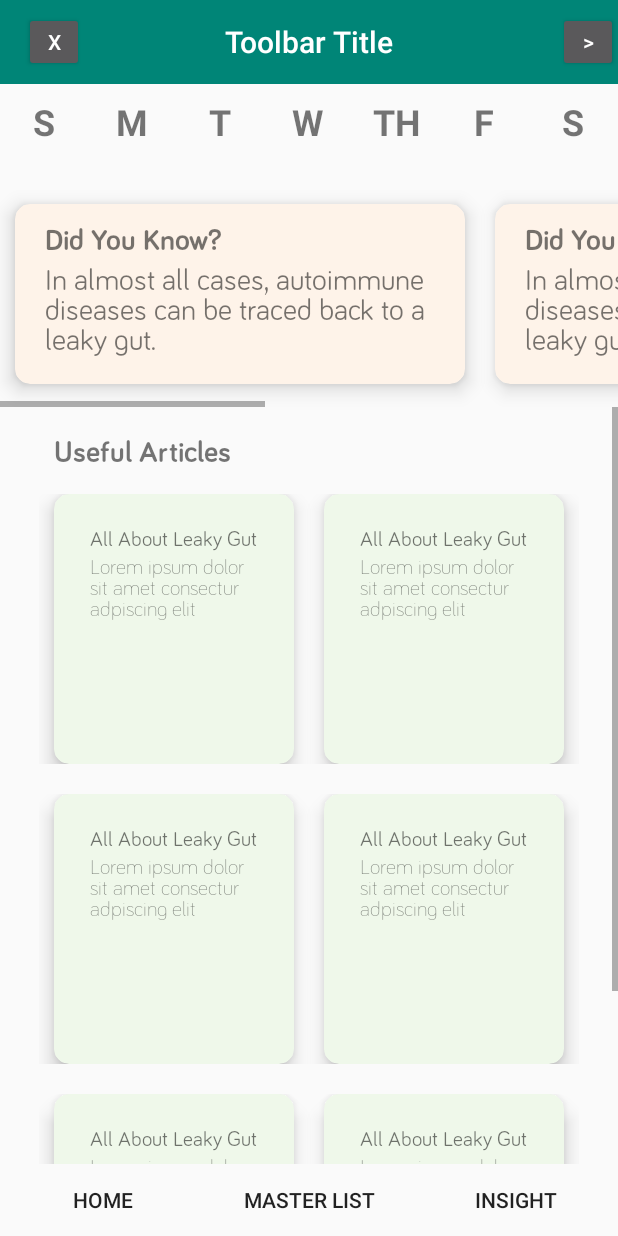
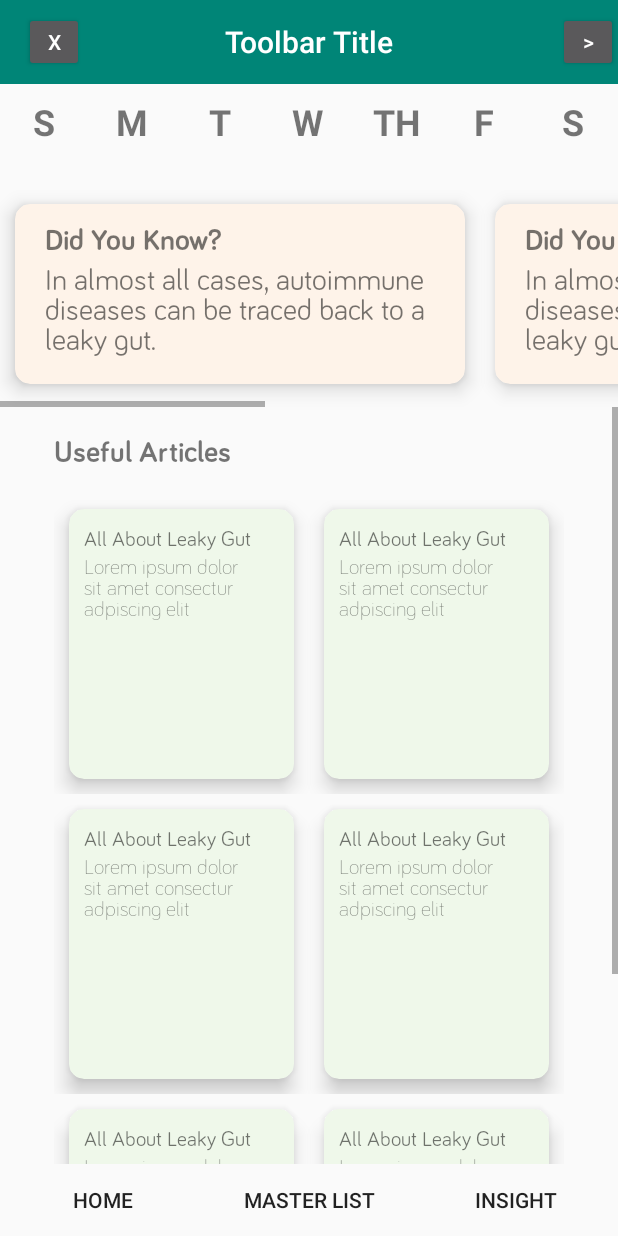
Before and after one commit to kaimalloy/Elimin8, an Android app: the fragment InsightFragment placed in its activity, on a phone screen of 412 x 824 dp. Run offline under Robolectric (Android 15) with nearby library versions, the phone set to English and light mode, and no system bars; libraries missing offline, so code that uses them is left out: com.chaquo.python; 3 statements that could not run were skipped.

Commit message:
Minor update: Just updated the Useful Article Card sizing so that the shadows don't get cut off.

```diff
--- a/app/src/main/res/layout/fragment_insight.xml
+++ b/app/src/main/res/layout/fragment_insight.xml
@@ -160,99 +160,22 @@
 
                     <TableRow
                         android:layout_width="match_parent"
-                        android:layout_height="match_parent"
-                        android:layout_marginBottom="20dp">
+                        android:layout_height="match_parent">
 
                         <androidx.cardview.widget.CardView
-                            android:layout_width="160dp"
+                            android:layout_width="150dp"
                             android:layout_height="180dp"
-                            android:layout_marginLeft="10dp"
-                            android:layout_marginRight="10dp"
+                            android:layout_margin="10dp"
                             app:cardBackgroundColor="#EFF8EA"
                             app:cardCornerRadius="10dp"
                             app:cardElevation="8dp">
 
                             <LinearLayout
-                                android:layout_width="wrap_content"
-                                android:layout_height="wrap_content"
+                                android:layout_width="match_parent"
+                                android:layout_height="match_parent"
                                 android:layout_margin="10dp"
                                 android:orientation="vertical"
-                                android:layout_gravity="center_horizontal"
-                                android:padding="10dp">
-
-                                <TextView
-                                    android:layout_width="wrap_content"
-                                    android:layout_height="wrap_content"
-                                    android:fontFamily="@font/bariol_regular"
-                                    android:text="All About Leaky Gut" />
-
-                                <TextView
-                                    android:id="@+id/textView15"
-                                    android:layout_width="match_parent"
-                                    android:layout_height="wrap_content"
-                                    android:fontFamily="@font/bariol_light"
-                                    android:text="@string/placeholder_text" />
-
-                            </LinearLayout>
-
-                        </androidx.cardview.widget.CardView>
-
-                        <androidx.cardview.widget.CardView
-                            android:layout_width="160dp"
-                            android:layout_height="180dp"
-                            android:layout_marginLeft="10dp"
-                            android:layout_marginRight="10dp"
-                            app:cardBackgroundColor="#EFF8EA"
-                            app:cardCornerRadius="10dp"
-                            app:cardElevation="8dp">
-
-                            <LinearLayout
-                                android:layout_width="wrap_content"
-                                android:layout_height="wrap_content"
-                                android:layout_margin="10dp"
-                                android:orientation="vertical"
-                                android:layout_gravity="center_horizontal"
-                                android:padding="10dp">
-
-                                <TextView
-                                    android:layout_width="wrap_content"
-                                    android:layout_height="wrap_content"
-                                    android:fontFamily="@font/bariol_regular"
-                                    android:text="All About Leaky Gut" />
-
-                                <TextView
-                                    android:layout_width="match_parent"
-                                    android:layout_height="wrap_content"
-                                    android:fontFamily="@font/bariol_light"
-                                    android:text="@string/placeholder_text" />
-
-                            </LinearLayout>
-
-                        </androidx.cardview.widget.CardView>
-                    </TableRow>
-
-
-                    <TableRow
-                        android:layout_width="wrap_content"
-                        android:layout_height="wrap_content"
-                        android:layout_marginBottom="20dp">
-
-                        <androidx.cardview.widget.CardView
-                            android:layout_width="160dp"
-                            android:layout_height="180dp"
-                            android:layout_marginLeft="10dp"
-                            android:layout_marginRight="10dp"
-                            app:cardBackgroundColor="#EFF8EA"
-                            app:cardCornerRadius="10dp"
-                            app:cardElevation="8dp">
-
-                            <LinearLayout
-                                android:layout_width="wrap_content"
-                                android:layout_height="wrap_content"
-                                android:layout_margin="10dp"
-                                android:orientation="vertical"
-                                android:layout_gravity="center_horizontal"
-                                android:padding="10dp">
+                                android:layout_gravity="center_horizontal">
 
                                 <TextView
                                     android:layout_width="wrap_content"
@@ -271,21 +194,19 @@
                         </androidx.cardview.widget.CardView>
 
                         <androidx.cardview.widget.CardView
-                            android:layout_width="160dp"
+                            android:layout_width="150dp"
                             android:layout_height="180dp"
-                            android:layout_marginLeft="10dp"
-                            android:layout_marginRight="10dp"
+                            android:layout_margin="10dp"
                             app:cardBackgroundColor="#EFF8EA"
                             app:cardCornerRadius="10dp"
                             app:cardElevation="8dp">
 
                             <LinearLayout
-                                android:layout_width="wrap_content"
-                                android:layout_height="wrap_content"
+                                android:layout_width="match_parent"
+                                android:layout_height="match_parent"
                                 android:layout_margin="10dp"
                                 android:orientation="vertical"
-                                android:layout_gravity="center_horizontal"
-                                android:padding="10dp">
+                                android:layout_gravity="center_horizontal">
 
                                 <TextView
                                     android:layout_width="wrap_content"
@@ -302,29 +223,27 @@
                             </LinearLayout>
 
                         </androidx.cardview.widget.CardView>
+
                     </TableRow>
 
-
                     <TableRow
-                        android:layout_width="wrap_content"
-                        android:layout_height="wrap_content">
+                        android:layout_width="match_parent"
+                        android:layout_height="match_parent">
 
                         <androidx.cardview.widget.CardView
-                            android:layout_width="160dp"
+                            android:layout_width="150dp"
                             android:layout_height="180dp"
-                            android:layout_marginLeft="10dp"
-                            android:layout_marginRight="10dp"
+                            android:layout_margin="10dp"
                             app:cardBackgroundColor="#EFF8EA"
                             app:cardCornerRadius="10dp"
                             app:cardElevation="8dp">
 
                             <LinearLayout
-                                android:layout_width="wrap_content"
-                                android:layout_height="wrap_content"
+                                android:layout_width="match_parent"
+                                android:layout_height="match_parent"
                                 android:layout_margin="10dp"
                                 android:orientation="vertical"
-                                android:layout_gravity="center_horizontal"
-                                android:padding="10dp">
+                                android:layout_gravity="center_horizontal">
 
                                 <TextView
                                     android:layout_width="wrap_content"
@@ -343,21 +262,19 @@
                         </androidx.cardview.widget.CardView>
 
                         <androidx.cardview.widget.CardView
-                            android:layout_width="160dp"
+                            android:layout_width="150dp"
                             android:layout_height="180dp"
-                            android:layout_marginLeft="10dp"
-                            android:layout_marginRight="10dp"
+                            android:layout_margin="10dp"
                             app:cardBackgroundColor="#EFF8EA"
                             app:cardCornerRadius="10dp"
                             app:cardElevation="8dp">
 
                             <LinearLayout
-                                android:layout_width="wrap_content"
-                                android:layout_height="wrap_content"
+                                android:layout_width="match_parent"
+                                android:layout_height="match_parent"
                                 android:layout_margin="10dp"
                                 android:orientation="vertical"
-                                android:layout_gravity="center_horizontal"
-                                android:padding="10dp">
+                                android:layout_gravity="center_horizontal">
 
                                 <TextView
                                     android:layout_width="wrap_content"
@@ -374,8 +291,76 @@
                             </LinearLayout>
 
                         </androidx.cardview.widget.CardView>
+
                     </TableRow>
 
+                    <TableRow
+                        android:layout_width="match_parent"
+                        android:layout_height="match_parent">
+
+                        <androidx.cardview.widget.CardView
+                            android:layout_width="150dp"
+                            android:layout_height="180dp"
+                            android:layout_margin="10dp"
+                            app:cardBackgroundColor="#EFF8EA"
+                            app:cardCornerRadius="10dp"
+                            app:cardElevation="8dp">
+
+                            <LinearLayout
+                                android:layout_width="match_parent"
+                                android:layout_height="match_parent"
+                                android:layout_margin="10dp"
+                                android:orientation="vertical"
+                                android:layout_gravity="center_horizontal">
+
+                                <TextView
+                                    android:layout_width="wrap_content"
+                                    android:layout_height="wrap_content"
+                                    android:fontFamily="@font/bariol_regular"
+                                    android:text="All About Leaky Gut" />
+
+                                <TextView
+                                    android:layout_width="match_parent"
+                                    android:layout_height="wrap_content"
+                                    android:fontFamily="@font/bariol_light"
+                                    android:text="@string/placeholder_text" />
+
+                            </LinearLayout>
+
+                        </androidx.cardview.widget.CardView>
+
+                        <androidx.cardview.widget.CardView
+                            android:layout_width="150dp"
+                            android:layout_height="180dp"
+                            android:layout_margin="10dp"
+                            app:cardBackgroundColor="#EFF8EA"
+                            app:cardCornerRadius="10dp"
+                            app:cardElevation="8dp">
+
+                            <LinearLayout
+                                android:layout_width="match_parent"
+                                android:layout_height="match_parent"
+                                android:layout_margin="10dp"
+                                android:orientation="vertical"
+                                android:layout_gravity="center_horizontal">
+
+                                <TextView
+                                    android:layout_width="wrap_content"
+                                    android:layout_height="wrap_content"
+                                    android:fontFamily="@font/bariol_regular"
+                                    android:text="All About Leaky Gut" />
+
+                                <TextView
+                                    android:layout_width="match_parent"
+                                    android:layout_height="wrap_content"
+                                    android:fontFamily="@font/bariol_light"
+                                    android:text="@string/placeholder_text" />
+
+                            </LinearLayout>
+
+                        </androidx.cardview.widget.CardView>
+
+                    </TableRow>
 
                 </TableLayout>
 
```
